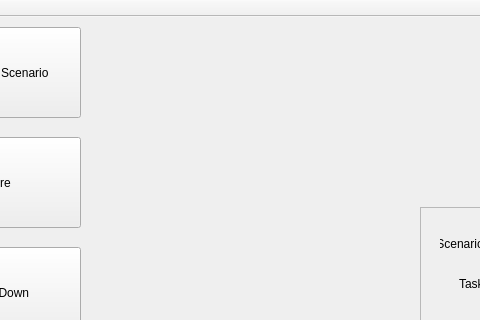
philmacu/Azure, file MainWindow.ui: the form before one commit; both pictures show x 100 to 580 and y 0 to 320 of the 855 by 520 pixel window.
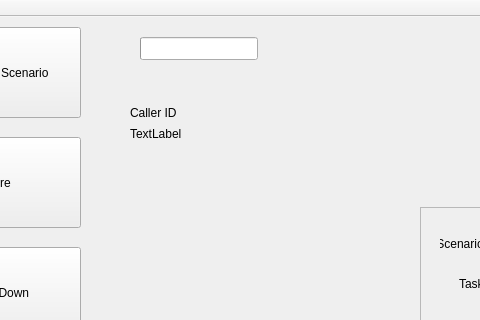
The form after the commit.

Patch:
```diff
--- a/MainWindow.ui
+++ b/MainWindow.ui
@@ -163,6 +163,57 @@
           </rect>
         </property>
       </widget>
+   <widget class="QProgressBar" name="signalLevel">
+    <property name="geometry">
+     <rect>
+      <x>240</x>
+      <y>20</y>
+      <width>118</width>
+      <height>23</height>
+     </rect>
+    </property>
+    <property name="maximum">
+     <number>25</number>
+    </property>
+    <property name="value">
+     <number>0</number>
+    </property>
+    <property name="format">
+     <string/>
+    </property>
+   </widget>
+   <widget class="QLabel" name="caller">
+    <property name="geometry">
+     <rect>
+      <x>230</x>
+      <y>80</y>
+      <width>111</width>
+      <height>31</height>
+     </rect>
+    </property>
+    <property name="text">
+     <string>Caller ID</string>
+    </property>
+   </widget>
+   <widget class="QLabel" name="smsBody">
+    <property name="geometry">
+     <rect>
+      <x>230</x>
+      <y>110</y>
+      <width>221</width>
+      <height>101</height>
+     </rect>
+    </property>
+    <property name="text">
+     <string>TextLabel</string>
+    </property>
+    <property name="alignment">
+     <set>Qt::AlignLeading|Qt::AlignLeft|Qt::AlignTop</set>
+    </property>
+    <property name="wordWrap">
+     <bool>true</bool>
+    </property>
+   </widget>
     </widget>
     <widget class="QMenuBar" name="menuBar">
       <property name="geometry">
```
Lines whose indentation alone changed are shown as unchanged.
